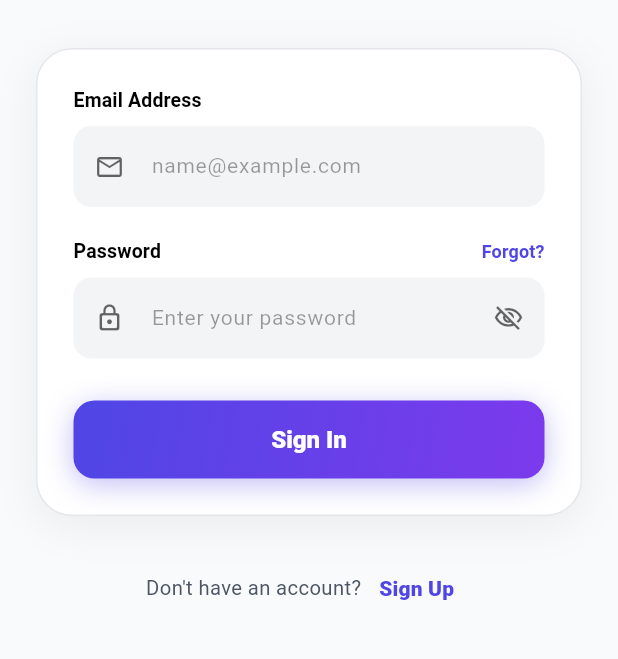
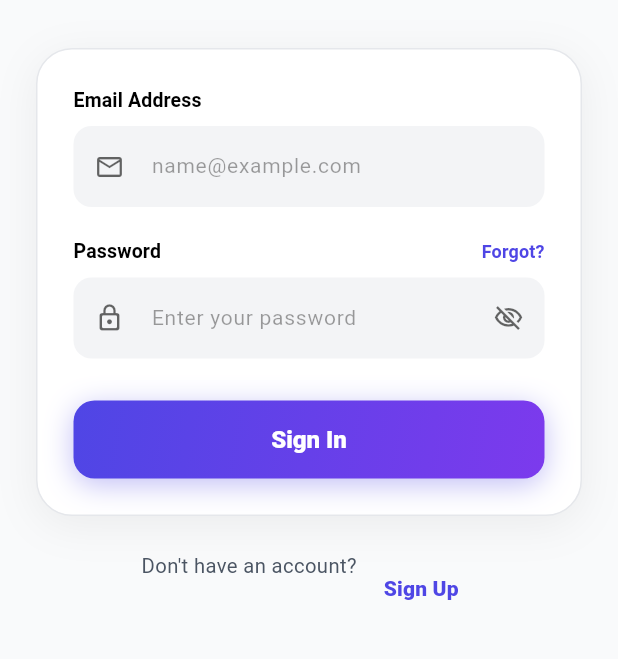
Before and after one commit to kishorekumar1993/transient-team-workspace, a Flutter app: the screen it shows after launch, on a phone screen of 412 x 824 dp, the part 414-1073 px from its top. Run offline on Flutter 3.47's test engine with Material 3 defaults, Android fonts, the phone set to English and light mode, and no system bars; our stand-ins replace connectivity_plus, dio, firebase_auth, firebase_core, flutter_bloc, get_it and 1 more; accounts and stored records are empty.

Commit message:
Widget test issue fixed

```diff
--- a/lib/features/auth/presentation/pages/login_page.dart
+++ b/lib/features/auth/presentation/pages/login_page.dart
@@ -342,8 +342,9 @@ class _LoginPageState extends State<LoginPage> {
                       const SizedBox(height: 24),
 
                       // Sign Up Prompt
-                      Row(
-                        mainAxisAlignment: MainAxisAlignment.center,
+                      Wrap(
+                        alignment: WrapAlignment.center,
+                        spacing: 6,
                         children: [
                           Text(
                             "Don't have an account?",
--- a/lib/features/tasks/presentation/pages/dashboard_page.dart
+++ b/lib/features/tasks/presentation/pages/dashboard_page.dart
@@ -92,7 +92,8 @@ class _DashboardPageState extends State<DashboardPage> {
                         ),
                       ),
                       const SizedBox(width: 12),
-                      Column(
+                      Expanded(
+                        child: Column(
                           crossAxisAlignment: CrossAxisAlignment.start,
                           children: [
                             Text(
@@ -107,8 +108,10 @@ class _DashboardPageState extends State<DashboardPage> {
                               style: theme.textTheme.bodyMedium?.copyWith(
                                 fontSize: 11,
                               ),
+                              overflow: TextOverflow.ellipsis,
                             ),
                           ],
+                        ),
                       ),
                     ],
                   ),
```
Also changed, not shown: 1 other file. Lines whose indentation alone changed are shown as unchanged.
